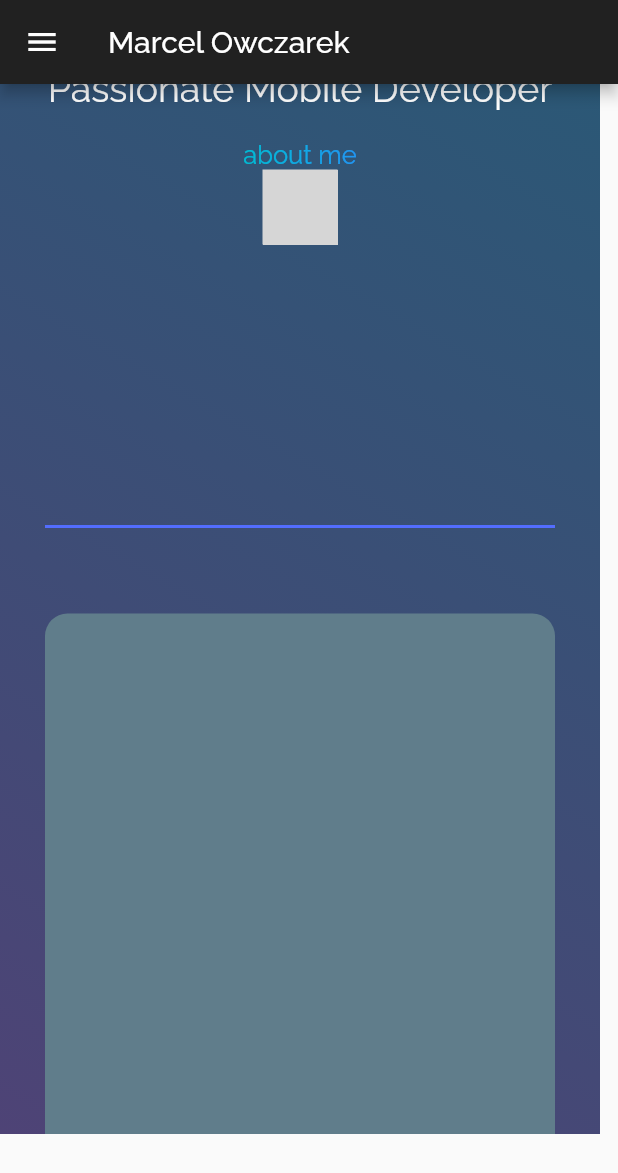
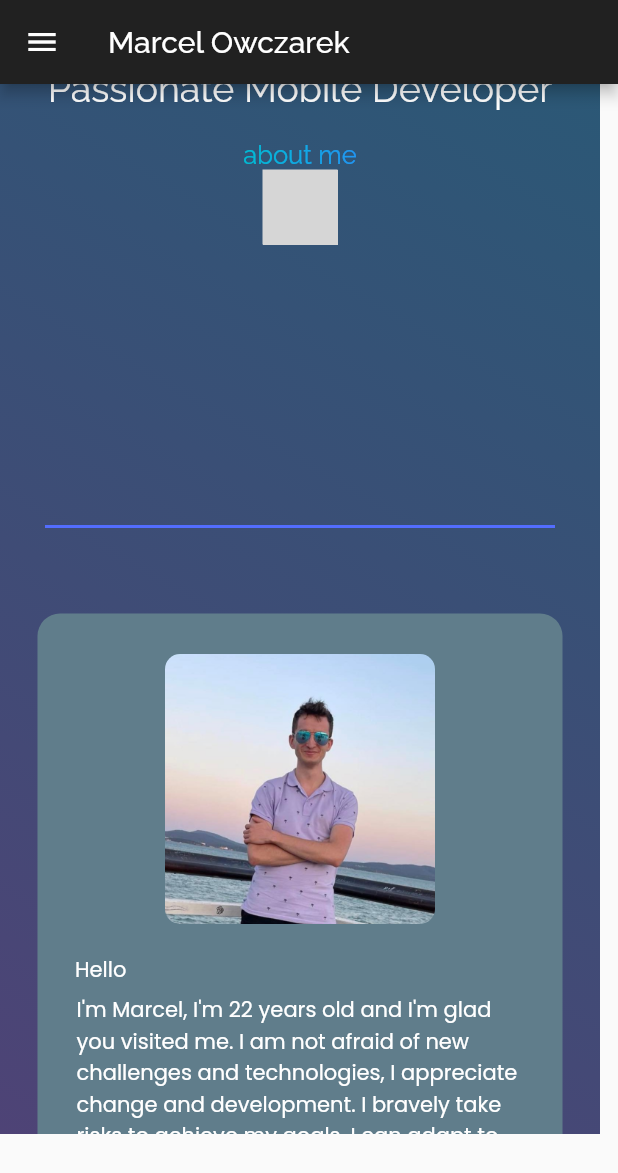
Before and after one commit to MarcelOwczarek/own_website, a Flutter app: the screen it shows after launch, scrolled down 576 dp, on a phone screen of 412 x 824 dp. Shown: the top 1173 px of the screen. Run offline on Flutter 3.47's test engine with Material 2 defaults, Android fonts, the phone set to English and light mode, and no system bars; drawn by our look-alikes of simple_gradient_text; our stand-ins replace google_fonts, lottie; network calls fail; grey boxes are pictures that could not be loaded.

Commit message:
Add content to Container in Home_Page

```diff
--- a/lib/features/Home_Page/Home_Page.dart
+++ b/lib/features/Home_Page/Home_Page.dart
@@ -51,7 +51,6 @@ class Home_Page extends StatelessWidget {
                 text[2],
                 const Custom_SizedBox(),
                 const about_me(),
-                //const Custom_SizedBox(),
                 const SizedBox(
                   height: 150,
                 ),
@@ -69,15 +68,52 @@ class Home_Page extends StatelessWidget {
                   ),
                   padding: const EdgeInsets.all(20),
                   margin: const EdgeInsets.all(20),
-                  height: 400,
-                  width: 340,
-                  child: const Padding(
-                    padding: EdgeInsets.all(10),
-                    child: Text(''),
+                  height: 560,
+                  width: 350,
+                  child: Center(
+                    child: Padding(
+                      padding: const EdgeInsets.all(5),
+                      child: Column(
+                        mainAxisAlignment: MainAxisAlignment.center,
+                        children: [
+                          ClipRRect(
+                            borderRadius: BorderRadius.circular(10),
+                            child: Image.asset(
+                              'images/picture2.jpg',
+                              width: 180,
+                              height: 180,
+                              fit: BoxFit.fill,
+                            ),
+                          ),
+                          const SizedBox(
+                            height: 20,
+                          ),
+                          Align(
+                              alignment: Alignment.topLeft,
+                              child: Text('Hello',
+                                  style: GoogleFonts.poppins(
+                                      color: Colors.white))),
+                          const SizedBox(height: 5),
+                          Padding(
+                            padding: const EdgeInsets.all(1),
+                            child: Text(
+                              "I'm Marcel, I'm 22 years old and I'm glad you visited me. I am not afraid of new challenges and technologies, I appreciate change and development. I bravely take risks to achieve my goals. I can adapt to any situation to deal with problems. I am friendly and sociable, confident in myself and my beliefs. My main interests are new technologies, programming, gym, traveling and cinema. I started my adventure with the Flutter framework in June 2022.",
+                              style: GoogleFonts.poppins(color: Colors.white),
+                            ),
+                          ),
+                          const SizedBox(height: 5),
+                          Align(
+                              alignment: Alignment.bottomRight,
+                              child: Text('Best Regards Marcel',
+                                  style: GoogleFonts.poppins(
+                                      color: Colors.white))),
+                        ],
+                      ),
+                    ),
                   ),
                 ),
                 const SizedBox(
-                  height: 100,
+                  height: 50,
                 ),
                 Text(
                   'Made with 💙 by Marcel Owczarek using Flutter',
```
Also changed, not shown: images/picture2.jpg (added).
